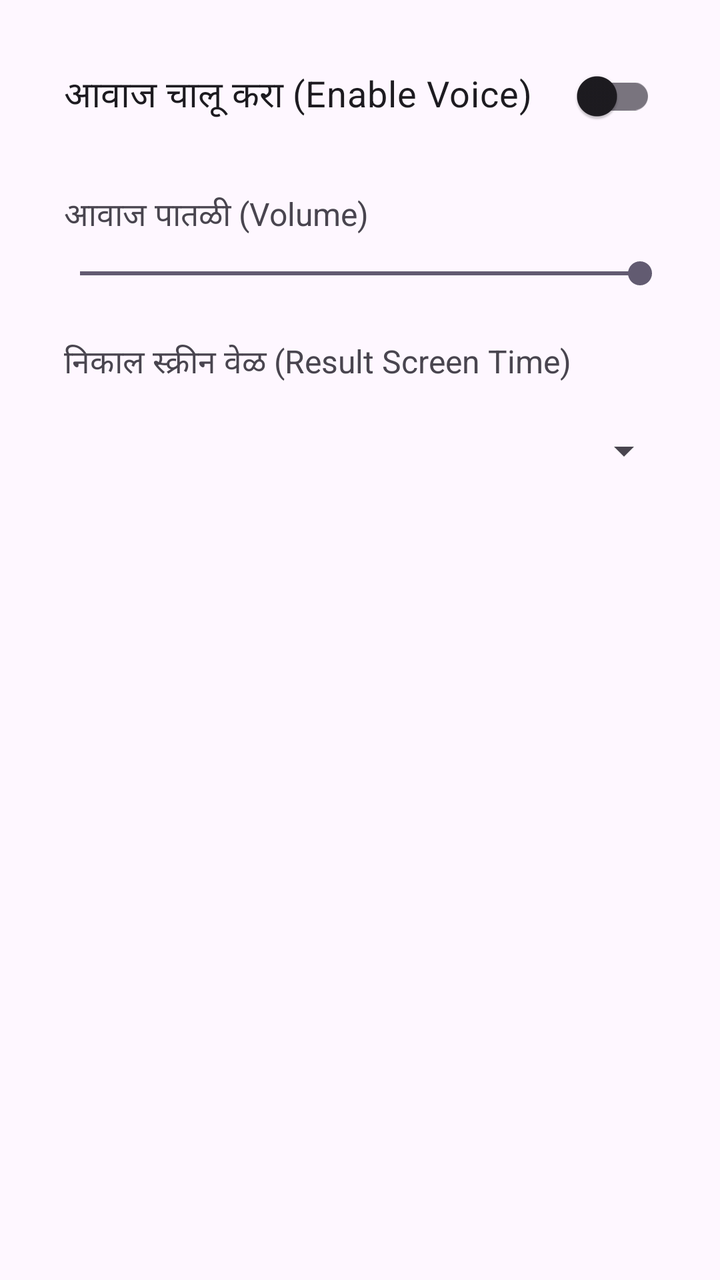
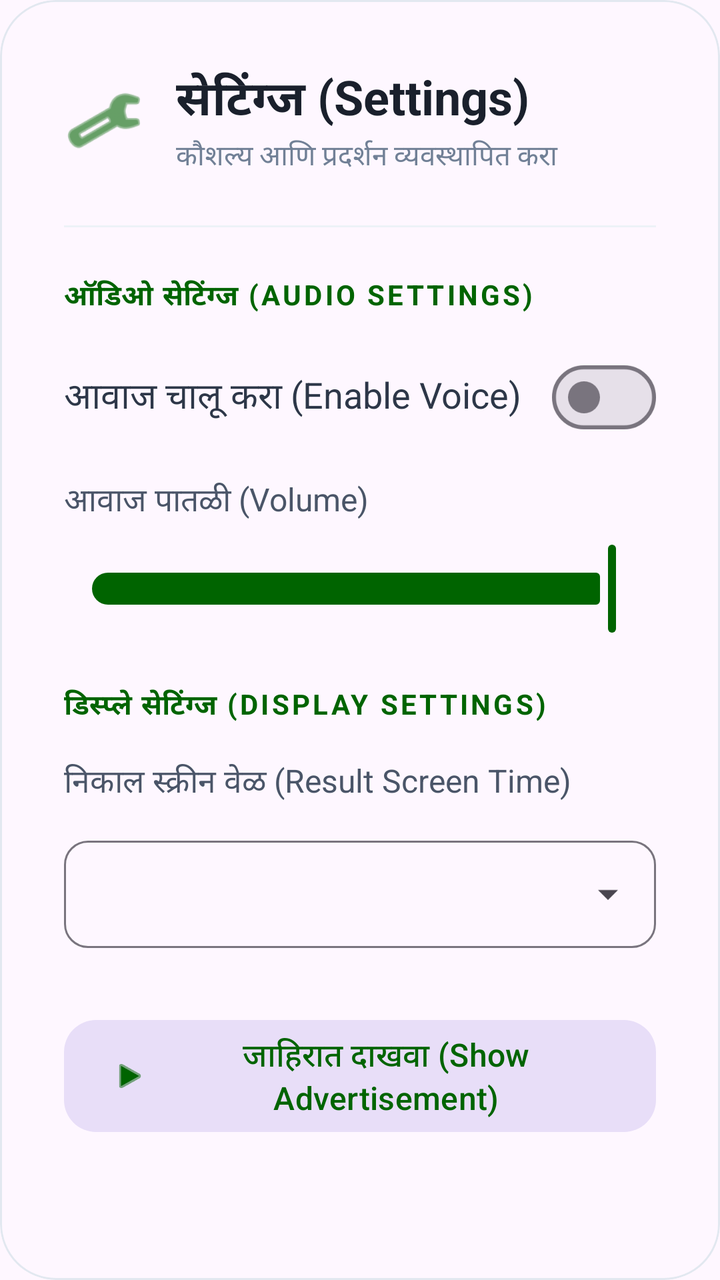

Compare the two renders of this Android layout. The source of the first and the diff that turns it into the second are given below.
<!-- AndroidManifest.xml: application theme Theme.Agrovision -->
<!-- res/layout/dialog_settings.xml -->
<?xml version="1.0" encoding="utf-8"?>
<LinearLayout xmlns:android="http://schemas.android.com/apk/res/android"
    android:layout_width="match_parent"
    android:layout_height="wrap_content"
    android:orientation="vertical"
    android:padding="24dp">

    <androidx.appcompat.widget.SwitchCompat
        android:id="@+id/switchVoice"
        android:layout_width="match_parent"
        android:layout_height="wrap_content"
        android:text="आवाज चालू करा (Enable Voice)"
        android:textSize="18sp"
        android:padding="8dp"/>

    <TextView
        android:layout_width="match_parent"
        android:layout_height="wrap_content"
        android:text="आवाज पातळी (Volume)"
        android:layout_marginTop="16dp"
        android:textSize="16sp"
        android:padding="8dp"/>

    <SeekBar
        android:id="@+id/seekBarVolume"
        android:layout_width="match_parent"
        android:layout_height="wrap_content"
        android:max="100"
        android:progress="100" />

    <TextView
        android:layout_width="match_parent"
        android:layout_height="wrap_content"
        android:text="निकाल स्क्रीन वेळ (Result Screen Time)"
        android:layout_marginTop="16dp"
        android:textSize="16sp"
        android:padding="8dp"/>

    <Spinner
        android:id="@+id/spinnerResultTime"
        android:layout_width="match_parent"
        android:layout_height="wrap_content"
        android:minHeight="48dp"
        android:padding="8dp" />

</LinearLayout>
<!-- resources referenced by this layout -->
<resources>
  <style name="Theme.Agrovision" parent="Base.Theme.Agrovision" />
  <style name="Base.Theme.Agrovision" parent="Theme.Material3.DayNight.NoActionBar">
          
      </style>
</resources>

<!-- the commit's change to res/layout/dialog_settings.xml (unified diff, before → after) -->
@@ -1,46 +1,180 @@
 <?xml version="1.0" encoding="utf-8"?>
-<LinearLayout xmlns:android="http://schemas.android.com/apk/res/android"
+<com.google.android.material.card.MaterialCardView xmlns:android="http://schemas.android.com/apk/res/android"
+    xmlns:app="http://schemas.android.com/apk/res-auto"
     android:layout_width="match_parent"
     android:layout_height="wrap_content"
-    android:orientation="vertical"
-    android:padding="24dp">
+    app:cardCornerRadius="28dp"
+    app:cardElevation="0dp"
+    app:strokeWidth="1dp"
+    app:strokeColor="#E2E8F0">
 
-    <androidx.appcompat.widget.SwitchCompat
-        android:id="@+id/switchVoice"
+    <LinearLayout
         android:layout_width="match_parent"
         android:layout_height="wrap_content"
-        android:text="आवाज चालू करा (Enable Voice)"
-        android:textSize="18sp"
-        android:padding="8dp"/>
+        android:orientation="vertical"
+        android:padding="32dp">
 
-    <TextView
-        android:layout_width="match_parent"
-        android:layout_height="wrap_content"
-        android:text="आवाज पातळी (Volume)"
-        android:layout_marginTop="16dp"
-        android:textSize="16sp"
-        android:padding="8dp"/>
+        
+        <LinearLayout
+            android:layout_width="match_parent"
+            android:layout_height="wrap_content"
+            android:orientation="horizontal"
+            android:gravity="center_vertical"
+            android:layout_marginBottom="24dp">
 
-    <SeekBar
-        android:id="@+id/seekBarVolume"
-        android:layout_width="match_parent"
-        android:layout_height="wrap_content"
-        android:max="100"
-        android:progress="100" />
+            <ImageView
+                android:layout_width="40dp"
+                android:layout_height="40dp"
+                android:src="@android:drawable/ic_menu_manage"
+                app:tint="@color/green" />
 
-    <TextView
-        android:layout_width="match_parent"
-        android:layout_height="wrap_content"
-        android:text="निकाल स्क्रीन वेळ (Result Screen Time)"
-        android:layout_marginTop="16dp"
-        android:textSize="16sp"
-        android:padding="8dp"/>
+            <LinearLayout
+                android:layout_width="0dp"
+                android:layout_height="wrap_content"
+                android:layout_weight="1"
+                android:layout_marginStart="16dp"
+                android:orientation="vertical">
 
-    <Spinner
-        android:id="@+id/spinnerResultTime"
-        android:layout_width="match_parent"
-        android:layout_height="wrap_content"
-        android:minHeight="48dp"
-        android:padding="8dp" />
+                <TextView
+                    android:layout_width="wrap_content"
+                    android:layout_height="wrap_content"
+                    android:text="सेटिंग्ज (Settings)"
+                    android:textSize="24sp"
+                    android:textStyle="bold"
+                    android:textColor="#1A202C" />
 
-</LinearLayout>
+                <TextView
+                    android:layout_width="wrap_content"
+                    android:layout_height="wrap_content"
+                    android:text="कौशल्य आणि प्रदर्शन व्यवस्थापित करा"
+                    android:textSize="14sp"
+                    android:textColor="#718096" />
+            </LinearLayout>
+        </LinearLayout>
+
+        <View
+            android:layout_width="match_parent"
+            android:layout_height="1dp"
+            android:background="#EDF2F7"
+            android:layout_marginBottom="24dp" />
+
+        
+        <TextView
+            android:layout_width="wrap_content"
+            android:layout_height="wrap_content"
+            android:text="ऑडिओ सेटिंग्ज (Audio Settings)"
+            android:textSize="14sp"
+            android:textStyle="bold"
+            android:textColor="@color/green"
+            android:textAllCaps="true"
+            android:letterSpacing="0.1"
+            android:layout_marginBottom="16dp" />
+
+        <LinearLayout
+            android:layout_width="match_parent"
+            android:layout_height="wrap_content"
+            android:orientation="horizontal"
+            android:gravity="center_vertical"
+            android:layout_marginBottom="16dp">
+
+            <TextView
+                android:layout_width="0dp"
+                android:layout_height="wrap_content"
+                android:layout_weight="1"
+                android:text="आवाज चालू करा (Enable Voice)"
+                android:textSize="18sp"
+                android:textColor="#2D3748" />
+
+            <com.google.android.material.materialswitch.MaterialSwitch
+                android:id="@+id/switchVoice"
+                android:layout_width="wrap_content"
+                android:layout_height="wrap_content"
+                app:thumbIcon="@null" />
+        </LinearLayout>
+
+        <LinearLayout
+            android:layout_width="match_parent"
+            android:layout_height="wrap_content"
+            android:orientation="vertical"
+            android:layout_marginBottom="24dp">
+
+            <TextView
+                android:layout_width="wrap_content"
+                android:layout_height="wrap_content"
+                android:text="आवाज पातळी (Volume)"
+                android:textSize="16sp"
+                android:textColor="#4A5568"
+                android:layout_marginBottom="8dp" />
+
+            <com.google.android.material.slider.Slider
+                android:id="@+id/sliderVolume"
+                android:layout_width="match_parent"
+                android:layout_height="wrap_content"
+                android:valueFrom="0"
+                android:valueTo="100"
+                android:value="100"
+                app:thumbColor="@color/green"
+                app:trackColorActive="@color/green"
+                app:trackColorInactive="#E2E8F0" />
+        </LinearLayout>
+
+        
+        <TextView
+            android:layout_width="wrap_content"
+            android:layout_height="wrap_content"
+            android:text="डिस्प्ले सेटिंग्ज (Display Settings)"
+            android:textSize="14sp"
+            android:textStyle="bold"
+            android:textColor="@color/green"
+            android:textAllCaps="true"
+            android:letterSpacing="0.1"
+            android:layout_marginBottom="16dp" />
+
+        <LinearLayout
+            android:layout_width="match_parent"
+            android:layout_height="wrap_content"
+            android:orientation="vertical"
+            android:layout_marginBottom="32dp">
+
+            <TextView
+                android:layout_width="wrap_content"
+                android:layout_height="wrap_content"
+                android:text="निकाल स्क्रीन वेळ (Result Screen Time)"
+                android:textSize="16sp"
+                android:textColor="#4A5568"
+                android:layout_marginBottom="12dp" />
+
+            <com.google.android.material.textfield.TextInputLayout
+                style="@style/Widget.Material3.TextInputLayout.OutlinedBox.ExposedDropdownMenu"
+                android:layout_width="match_parent"
+                android:layout_height="wrap_content"
+                app:boxCornerRadiusTopStart="12dp"
+                app:boxCornerRadiusTopEnd="12dp"
+                app:boxCornerRadiusBottomStart="12dp"
+                app:boxCornerRadiusBottomEnd="12dp">
+
+                <AutoCompleteTextView
+                    android:id="@+id/spinnerResultTime"
+                    android:layout_width="match_parent"
+                    android:layout_height="wrap_content"
+                    android:inputType="none"
+                    android:padding="16dp" />
+
+            </com.google.android.material.textfield.TextInputLayout>
+        </LinearLayout>
+
+        
+        <com.google.android.material.button.MaterialButton
+            android:id="@+id/btnShowAds"
+            style="@style/Widget.Material3.Button.TonalButton"
+            android:layout_width="match_parent"
+            android:layout_height="64dp"
+            android:text="जाहिरात दाखवा (Show Advertisement)"
+            android:textSize="16sp"
+            android:textColor="@color/green"
+            app:icon="@android:drawable/ic_media_play"
+            app:iconTint="@color/green"
+            app:cornerRadius="16dp" />
+
+    </LinearLayout>
+</com.google.android.material.card.MaterialCardView>
<!-- resource entries referenced after the edit -->
@@ -1,5 +1,6 @@
 <!-- resources referenced by this layout -->
 <resources>
+  <color name="green">#006400</color>
   <style name="Theme.Agrovision" parent="Base.Theme.Agrovision" />
   <style name="Base.Theme.Agrovision" parent="Theme.Material3.DayNight.NoActionBar">
           
